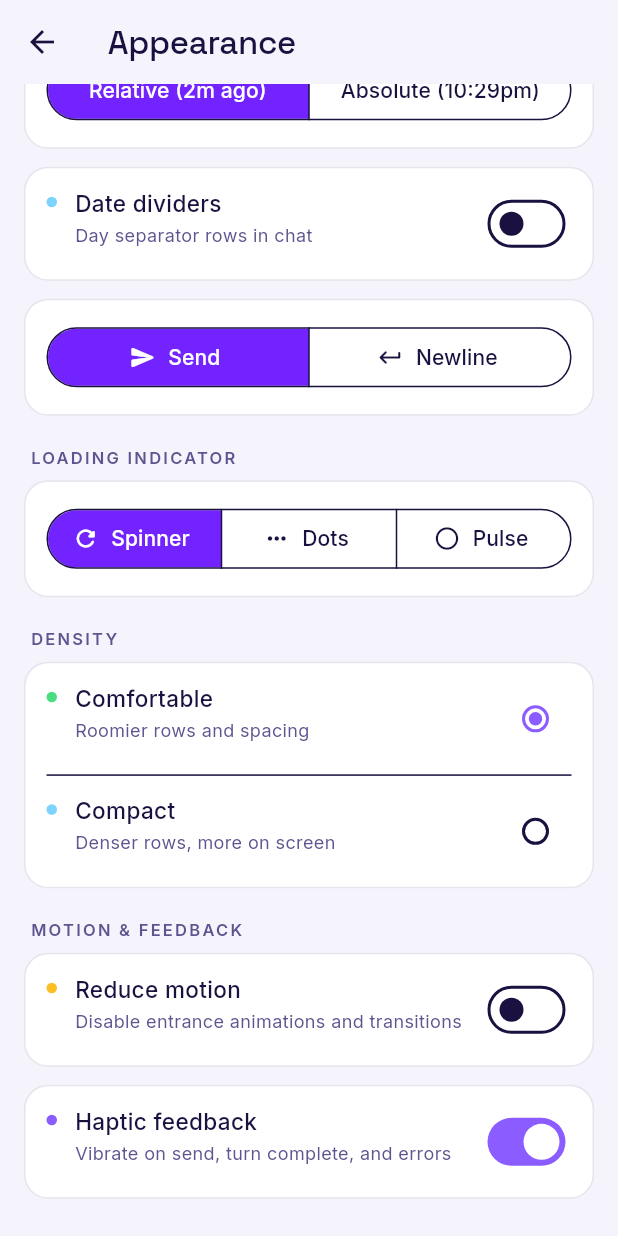
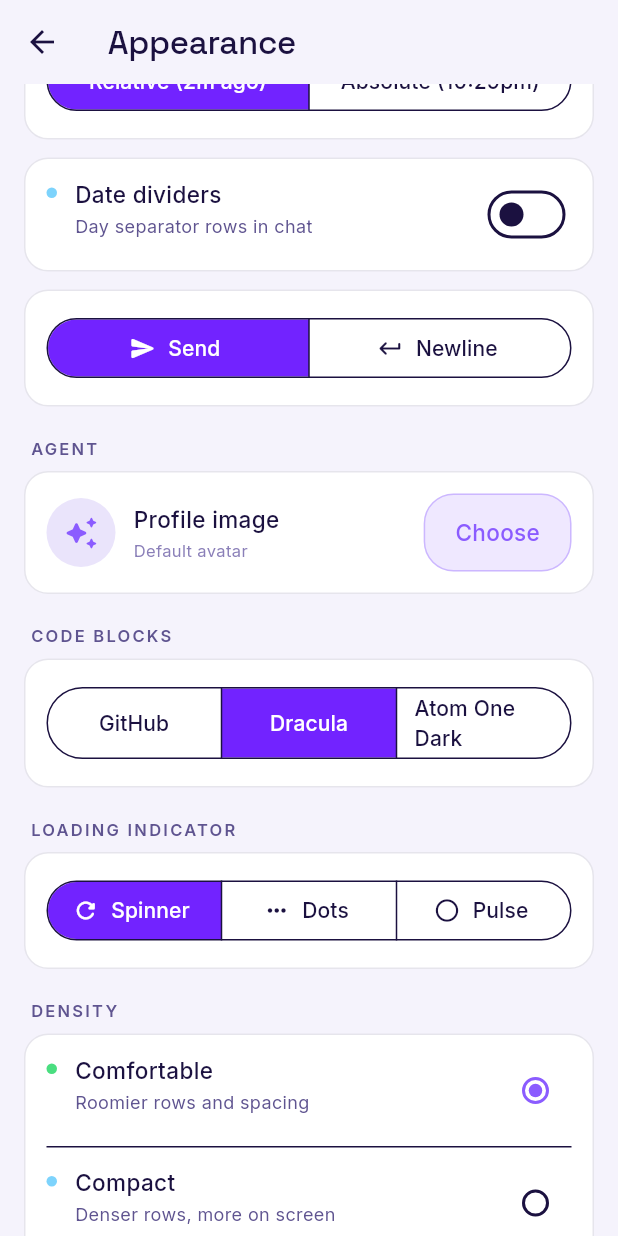
Before and after one commit to k1ng0mar/pantheon-mobile, a Flutter app: the AppearanceScreen screen opened directly, scrolled down 1152 dp, on a phone screen of 412 x 824 dp. Run offline on Flutter 3.47's test engine with Material 3 defaults, Android fonts, the phone set to English and light mode, and no system bars; our stand-ins replace flutter_secure_storage, image_picker, shared_preferences; missing offline and left inert: syntax_highlight; accounts and stored records are empty; statements that could not run were skipped.

Commit message:
Add agent avatar picker and code block themes
- Agent profile image: gallery picker (image_picker), circular preview,
  remove/reset, path persisted in AppPreferences; avatar shown beside
  assistant/tool chat rows with safe FileImage fallback to default glyph.
  iOS NSPhotoLibraryUsageDescription added.
- Code block themes: GitHub, Dracula, Atom One Dark via the
  syntax_highlight package (flutter_highlighter 0.1.1 is Dart-2-only and
  cannot resolve under this app's Dart 3 SDK range); theme JSONs bundled
  in assets/themes/, selectable in Appearance > Code blocks.
- Chat renders fenced code blocks with syntax highlighting (14 grammars,
  alias normalization, plain-mono fallback for unknown languages),
  language header, and copy button; thinking blocks parse fences too.

```diff
--- /dev/null
+++ b/assets/themes/atom-one-dark.json
@@ -0,0 +1 @@
+{"name":"Atom One Dark","settings":[{"settings":{"foreground":"#ABB2BF"}},{"scope":"comment","settings":{"fontStyle":"italic","foreground":"#5C6370"}},{"scope":"string","settings":{"foreground":"#98C379"}},{"scope":"constant.numeric","settings":{"foreground":"#D19A66"}},{"scope":"constant.language","settings":{"foreground":"#D19A66"}},{"scope":"keyword","settings":{"foreground":"#C678DD"}},{"scope":"storage.type","settings":{"foreground":"#C678DD"}},{"scope":"storage.modifier","settings":{"foreground":"#C678DD"}},{"scope":"entity.name.function","settings":{"foreground":"#61AFEF"}},{"scope":"entity.name.type","settings":{"foreground":"#E5C07B"}},{"scope":"entity.name.class","settings":{"foreground":"#E5C07B"}},{"scope":"support.function","settings":{"foreground":"#61AFEF"}},{"scope":"variable","settings":{"foreground":"#E06C75"}},{"scope":"entity.name.tag","settings":{"foreground":"#E06C75"}},{"scope":"entity.other.attribute-name","settings":{"foreground":"#D19A66"}}]}
--- /dev/null
+++ b/assets/themes/dracula.json
@@ -0,0 +1 @@
+{"name":"Dracula","settings":[{"settings":{"foreground":"#F8F8F2"}},{"scope":"comment","settings":{"fontStyle":"italic","foreground":"#6272A4"}},{"scope":"string","settings":{"foreground":"#F1FA8C"}},{"scope":"constant.numeric","settings":{"foreground":"#BD93F9"}},{"scope":"constant.language","settings":{"foreground":"#BD93F9"}},{"scope":"keyword","settings":{"foreground":"#FF79C6"}},{"scope":"storage.type","settings":{"fontStyle":"italic","foreground":"#8BE9FD"}},{"scope":"storage.modifier","settings":{"foreground":"#FF79C6"}},{"scope":"entity.name.function","settings":{"foreground":"#50FA7B"}},{"scope":"entity.name.type","settings":{"foreground":"#8BE9FD"}},{"scope":"entity.name.class","settings":{"foreground":"#8BE9FD"}},{"scope":"support.function","settings":{"foreground":"#8BE9FD"}},{"scope":"variable","settings":{"foreground":"#F8F8F2"}},{"scope":"entity.name.tag","settings":{"foreground":"#FF79C6"}},{"scope":"entity.other.attribute-name","settings":{"foreground":"#50FA7B"}}]}
--- /dev/null
+++ b/assets/themes/github.json
@@ -0,0 +1 @@
+{"name":"GitHub Light","settings":[{"settings":{"foreground":"#1F2328"}},{"scope":"comment","settings":{"foreground":"#59636E"}},{"scope":"string","settings":{"foreground":"#0A3069"}},{"scope":"constant.numeric","settings":{"foreground":"#0550AE"}},{"scope":"constant.language","settings":{"foreground":"#0550AE"}},{"scope":"keyword","settings":{"foreground":"#CF222E"}},{"scope":"storage.type","settings":{"foreground":"#CF222E"}},{"scope":"storage.modifier","settings":{"foreground":"#CF222E"}},{"scope":"entity.name.function","settings":{"foreground":"#8250DF"}},{"scope":"entity.name.type","settings":{"foreground":"#0550AE"}},{"scope":"entity.name.class","settings":{"foreground":"#0550AE"}},{"scope":"support.function","settings":{"foreground":"#8250DF"}},{"scope":"variable","settings":{"foreground":"#1F2328"}},{"scope":"entity.name.tag","settings":{"foreground":"#116329"}},{"scope":"entity.other.attribute-name","settings":{"foreground":"#0550AE"}}]}
--- a/lib/screens/appearance_screen.dart
+++ b/lib/screens/appearance_screen.dart
@@ -1,9 +1,12 @@
 import 'package:flutter/material.dart';
+import 'package:image_picker/image_picker.dart';
 
 import '../services/app_preferences.dart';
 import '../theme.dart';
+import '../widgets/agent_avatar.dart';
 import '../widgets/buttons.dart';
 import '../widgets/chips.dart';
+import '../widgets/forms.dart';
 import '../widgets/pantheon_card.dart';
 
 /// Appearance: theme, custom colors, typography, chat, loading indicator,
@@ -252,6 +255,25 @@ class AppearanceScreen extends StatelessWidget {
               ),
             ),
           ),
+          const Overline('Agent'),
+          const PCard(child: _AgentProfileRow()),
+          const Overline('Code blocks'),
+          PCard(
+            child: ValueListenableBuilder<String>(
+              valueListenable: prefs.codeTheme,
+              builder: (_, theme, __) => SegmentedButton<String>(
+                segments: const [
+                  ButtonSegment(value: 'github', label: Text('GitHub')),
+                  ButtonSegment(value: 'dracula', label: Text('Dracula')),
+                  ButtonSegment(
+                      value: 'atom-one-dark', label: Text('Atom One Dark')),
+                ],
+                selected: {theme},
+                onSelectionChanged: (s) => prefs.setCodeTheme(s.first),
+                showSelectedIcon: false,
+              ),
+            ),
+          ),
           const Overline('Loading indicator'),
           PCard(
             child: ValueListenableBuilder<String>(
@@ -338,6 +360,72 @@ class AppearanceScreen extends StatelessWidget {
                 ),
               ],
             ),
+          ),
+        ],
+      ),
+    );
+  }
+}
+
+/// Agent profile image row: circular preview, gallery pick, remove/reset.
+/// The picked path persists in [AppPreferences.agentAvatarPath]; the chat
+/// avatar reads it live.
+class _AgentProfileRow extends StatefulWidget {
+  const _AgentProfileRow();
+
+  @override
+  State<_AgentProfileRow> createState() => _AgentProfileRowState();
+}
+
+class _AgentProfileRowState extends State<_AgentProfileRow> {
+  bool _picking = false;
+
+  Future<void> _pick() async {
+    if (_picking) return;
+    setState(() => _picking = true);
+    try {
+      final file =
+          await ImagePicker().pickImage(source: ImageSource.gallery);
+      if (file != null) {
+        await AppPreferences.instance.setAgentAvatarPath(file.path);
+      }
+    } catch (e) {
+      if (mounted) toastError(context, e);
+    } finally {
+      if (mounted) setState(() => _picking = false);
+    }
+  }
+
+  @override
+  Widget build(BuildContext context) {
+    return ValueListenableBuilder<String?>(
+      valueListenable: AppPreferences.instance.agentAvatarPath,
+      builder: (_, path, __) => Row(
+        children: [
+          const AgentAvatar(size: 46),
+          const SizedBox(width: 12),
+          Expanded(
+            child: Column(
+              crossAxisAlignment: CrossAxisAlignment.start,
+              children: [
+                Text('Profile image', style: PT.rowTitle),
+                const SizedBox(height: 2),
+                Text(
+                  path == null ? 'Default avatar' : 'Custom image set',
+                  style: PT.faint,
+                ),
+              ],
+            ),
+          ),
+          if (path != null)
+            TextButton(
+              onPressed: () =>
+                  AppPreferences.instance.setAgentAvatarPath(null),
+              child: Text('Remove', style: PT.label.copyWith(color: P.warn)),
+            ),
+          TonalButton(
+            label: _picking ? 'Picking…' : 'Choose',
+            onTap: _picking ? null : _pick,
           ),
         ],
       ),
--- a/lib/services/app_preferences.dart
+++ b/lib/services/app_preferences.dart
@@ -34,6 +34,9 @@ class AppPreferences {
   static const _kReduceMotion = 'app.reduce_motion';
   static const _kHaptics = 'app.haptics';
 
+  static const _kCodeTheme = 'app.code_theme'; // github|dracula|atom-one-dark
+  static const _kAgentAvatar = 'app.agent_avatar_path';
+
   static const _kNotifMaster = 'notif.enabled';
   static const _kNotifRunCompleted = 'notif.run_completed';
   static const _kNotifRunFailed = 'notif.run_failed';
@@ -68,6 +71,13 @@ class AppPreferences {
 
   final reduceMotion = ValueNotifier<bool>(false);
   final hapticsEnabled = ValueNotifier<bool>(true);
+
+  /// Code block theme id: 'github', 'dracula', or 'atom-one-dark'.
+  final codeTheme = ValueNotifier<String>('dracula');
+
+  /// Custom agent avatar image path (device gallery pick), or null for
+  /// the default avatar.
+  final agentAvatarPath = ValueNotifier<String?>(null);
 
   final notificationsEnabled = ValueNotifier<bool>(true);
   final notifRunCompleted = ValueNotifier<bool>(true);
@@ -115,6 +125,10 @@ class AppPreferences {
 
     reduceMotion.value = p.getBool(_kReduceMotion) ?? false;
     hapticsEnabled.value = p.getBool(_kHaptics) ?? true;
+
+    final storedTheme = p.getString(_kCodeTheme);
+    codeTheme.value = _validCodeTheme(storedTheme) ? storedTheme! : 'dracula';
+    agentAvatarPath.value = p.getString(_kAgentAvatar);
 
     notificationsEnabled.value = p.getBool(_kNotifMaster) ?? true;
     notifRunCompleted.value = p.getBool(_kNotifRunCompleted) ?? true;
@@ -188,6 +202,25 @@ class AppPreferences {
       _setBool(_kReduceMotion, reduceMotion, v, bump: true);
   Future<void> setHapticsEnabled(bool v) =>
       _setBool(_kHaptics, hapticsEnabled, v, bump: true);
+
+  Future<void> setCodeTheme(String t) async {
+    if (!_validCodeTheme(t)) return;
+    await _setString(_kCodeTheme, codeTheme, t);
+  }
+
+  Future<void> setAgentAvatarPath(String? path) async {
+    agentAvatarPath.value = path;
+    _bump();
+    final sp = await SharedPreferences.getInstance();
+    if (path == null) {
+      await sp.remove(_kAgentAvatar);
+    } else {
+      await sp.setString(_kAgentAvatar, path);
+    }
+  }
+
+  static bool _validCodeTheme(String? t) =>
+      t == 'github' || t == 'dracula' || t == 'atom-one-dark';
 
   // Notification setters (persisted; no root rebuild needed).
 
--- /dev/null
+++ b/lib/widgets/agent_avatar.dart
@@ -0,0 +1,44 @@
+import 'dart:io';
+
+import 'package:flutter/material.dart';
+
+import '../services/app_preferences.dart';
+import '../theme.dart';
+
+/// The agent's avatar: the custom gallery image when one is set and the
+/// file still exists, otherwise the default glyph avatar.
+///
+/// The file read is guarded — a missing or unreadable file falls back to
+/// the default instead of crashing.
+class AgentAvatar extends StatelessWidget {
+  final double size;
+
+  const AgentAvatar({super.key, this.size = 40});
+
+  @override
+  Widget build(BuildContext context) {
+    return ValueListenableBuilder<String?>(
+      valueListenable: AppPreferences.instance.agentAvatarPath,
+      builder: (_, path, __) {
+        ImageProvider? image;
+        if (path != null && path.isNotEmpty) {
+          try {
+            final file = File(path);
+            if (file.existsSync()) image = FileImage(file);
+          } catch (_) {
+            image = null;
+          }
+        }
+        return CircleAvatar(
+          radius: size / 2,
+          backgroundColor: P.tonal,
+          backgroundImage: image,
+          child: image == null
+              ? Icon(Icons.auto_awesome_rounded,
+                  size: size * 0.52, color: P.accent)
+              : null,
+        );
+      },
+    );
+  }
+}
--- a/pubspec.yaml
+++ b/pubspec.yaml
@@ -13,6 +13,8 @@ dependencies:
   http: ^1.2.2
   shared_preferences: ^2.5.5
   flutter_secure_storage: ^11.2.0
+  image_picker: ^1.1.2
+  syntax_highlight: ^0.5.0
 
 dev_dependencies:
   flutter_test:
@@ -26,6 +28,7 @@ flutter:
     - assets/fonts/OFL-spacegrotesk.txt
     - assets/fonts/OFL-inter.txt
     - assets/fonts/OFL-jetbrainsmono.txt
+    - assets/themes/
 
   fonts:
     - family: SpaceGrotesk
```
Also changed, not shown: lib/screens/session_detail_screen.dart (+23 -10 lines), lib/services/code_highlight.dart (added, +113 -0 lines), lib/widgets/code_block.dart (added, +94 -0 lines), lib/widgets/message_content.dart (added, +55 -0 lines), 1 other file.
